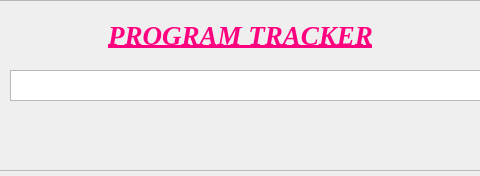
Qt form tracking_ui/tracking.ui (kushp15/Process-Manager) before a commit; both pictures show x 140 to 620 and y 0 to 176 of the 779 by 176 pixel window.
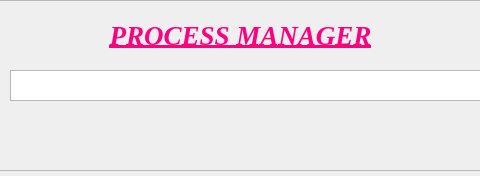
The same form after that commit.

Commit message: Update with Title in ui

```diff
--- a/tracking_ui/tracking.ui
+++ b/tracking_ui/tracking.ui
@@ -92,7 +92,7 @@
      <string notr="true">color: rgb(255, 0, 127);</string>
     </property>
     <property name="text">
-     <string>PROGRAM TRACKER</string>
+     <string>PROCESS MANAGER</string>
     </property>
     <property name="alignment">
      <set>Qt::AlignCenter</set>
```
The commit also changes 2 other files.
